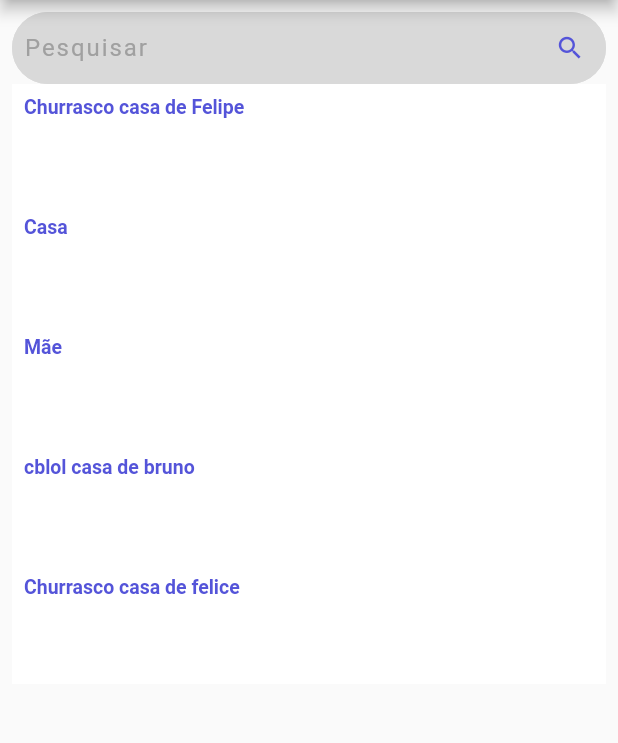
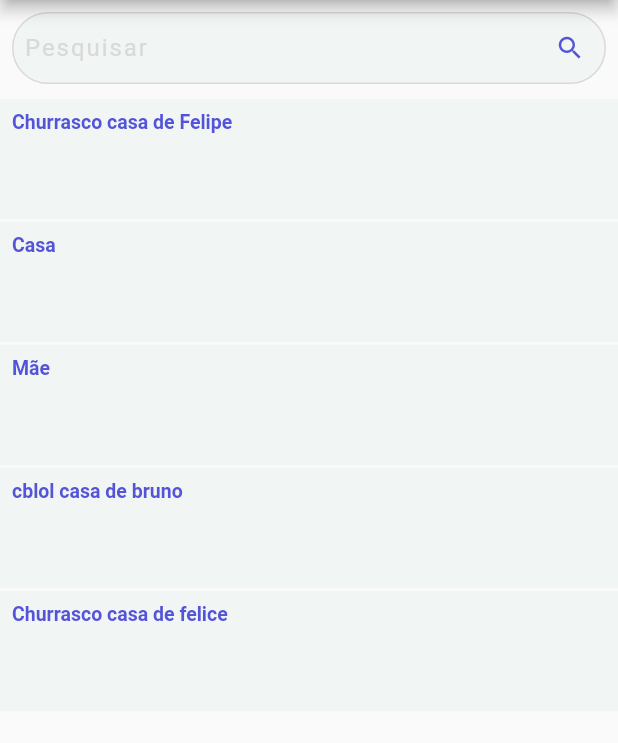
Before and after one commit to lucassverissimo/projetoFeira, a Flutter app: the screen it shows after launch, on a phone screen of 412 x 824 dp, the part 84-827 px from its top. Run offline on Flutter 3.47's test engine with Material 2 defaults, Android fonts, the phone set to English and light mode, and no system bars.

Commit message:
Cores / mudança de nome / ajustes de padding

```diff
--- a/projetofeiraapp/lib/app/views/HomePage.dart
+++ b/projetofeiraapp/lib/app/views/HomePage.dart
@@ -1,8 +1,8 @@
 import 'package:flutter/material.dart';
 import '../mocks/mock_feira.dart';
 import '../models/feira_model.dart';
-import 'components/linhalistafeira.dart';
-import 'components/mytextformfield.dart';
+import 'components/Linha_lista_feira.dart';
+import 'components/My_textformfield.dart';
 
 class HomePage extends StatefulWidget {
   const HomePage({Key? key}) : super(key: key);
@@ -27,18 +27,21 @@ class _HomePageState extends State<HomePage> {
         backgroundColor: Colors.white,
       ),
       body: SingleChildScrollView(
-        child: Padding(
-          padding: const EdgeInsets.all(8.0),
         child: Column(
           children: [
             Column(
               children: [
-                  MyTextFormField(sufix: new Icon(Icons.search,color: new Color(0xff5454D9), size: 20,)),
+                Padding(
+                  padding: const EdgeInsets.all(8.0),
+                  child: MyTextFormField(sufix: new Icon(Icons.search,color: new Color(0xff5454D9), size: 20,)),
+                ),
               ],
             ),
-              for (var item in feirasLista) LinhaListaFeira(feiraModel: item,)
+            for (var item in feirasLista) Padding(
+              padding: const EdgeInsets.only(top: 2.0),
+              child: LinhaListaFeira(feiraModel: item,),
+            )
             ],
-          ),
         ),
       ),
     );
--- a/projetofeiraapp/lib/app/views/components/linhalistafeira.dart
+++ b/projetofeiraapp/lib/app/views/components/Linha_lista_feira.dart
@@ -16,7 +16,7 @@ class LinhaListaFeira extends StatelessWidget {
           child: Container(
             padding: new EdgeInsets.only(right: 13.0),
             height: 80,
-            color: new Color(0xffFFFFFF), //Color.fromRGBO(136, 103, 242, 1.0),
+            color: new Color(0xffF1F5F4), //Color.fromRGBO(136, 103, 242, 1.0),
             child: Padding(
               padding: const EdgeInsets.all(8.0),
               child: Text(
--- a/projetofeiraapp/lib/app/views/components/mytextformfield.dart
+++ b/projetofeiraapp/lib/app/views/components/My_textformfield.dart
@@ -10,10 +10,10 @@ class MyTextFormField extends StatelessWidget {
                   style: TextStyle(color:new Color(0xff5454D9) ),
                   decoration: InputDecoration(
                     filled: true,
-                    fillColor: new Color(0xffD9D9D9),
+                    fillColor: new Color(0xffF1F5F4),
                     labelText: 'Pesquisar',
                     labelStyle: MaterialStateTextStyle.resolveWith((Set<MaterialState> states) {
-                                  return TextStyle(color: new Color(0xffA0A0A0), letterSpacing: 1.3);
+                                  return TextStyle(color: new Color(0xffD9D9D9), letterSpacing: 1.3);
                                 }),
                     border: OutlineInputBorder(borderRadius: BorderRadius.circular(100)),
                     contentPadding: EdgeInsets.all(8.0),
--- a/projetofeiraapp/lib/main.dart
+++ b/projetofeiraapp/lib/main.dart
@@ -14,7 +14,7 @@ class MyApp extends StatelessWidget {
     return MaterialApp(
       title: 'Flutter Demo',
       theme: ThemeData(
-        primarySwatch: Colors.amber,
+        primarySwatch: Colors.deepPurple,
       ),
       home: HomePage(),
     );
```
Lines whose indentation alone changed are shown as unchanged.
